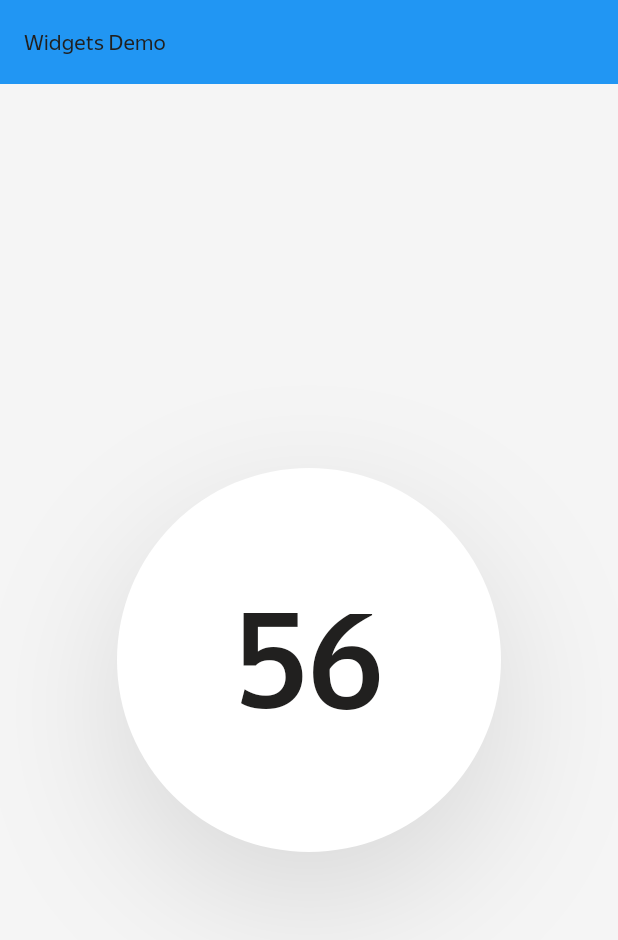
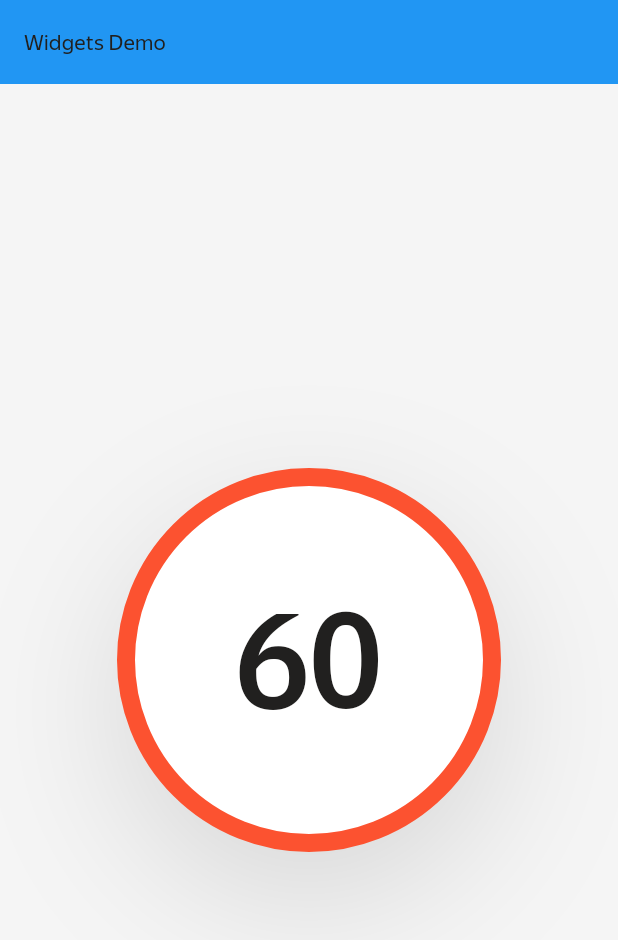
Before and after one commit to ChabanovX/alice-sdk, a Flutter app: the screen it shows after launch, on a phone screen of 412 x 824 dp. Shown: the top 940 px of the screen. Run offline on Flutter 3.47's test engine with Material 3 defaults, Android fonts, the phone set to English and light mode, and no system bars; our stand-ins replace flutter_svg, just_audio, rxdart; project files that could hold a hidden picture were left out.

Commit message:
added CurrentSpeedLimitWidget

```diff
--- a/mobile/lib/main.dart
+++ b/mobile/lib/main.dart
@@ -27,7 +27,10 @@ class MainApp extends StatelessWidget {
             children: [
               Transform.scale(
                 scale: 4.0,
-                child: const CurrentSpeedWidget(currentSpeed: 56),
+                child: const CurrentSpeedLimitWidget(
+                  currentSpeedLimit: 60,
+                  isShown: true, // Можно изменить на false для скрытия
+                ),
               ),
             ],
           ),
--- /dev/null
+++ b/mobile/lib/widgets/speed/current_speed_limit_widget.dart
@@ -0,0 +1,51 @@
+import 'package:flutter/material.dart';
+import 'package:voice_assistant/theme.dart';
+
+/// Виджет отображения текущего лимита скорости
+class CurrentSpeedLimitWidget extends StatelessWidget {
+  final int currentSpeedLimit;
+  final bool isShown;
+
+  const CurrentSpeedLimitWidget({
+    super.key,
+    required this.currentSpeedLimit,
+    this.isShown = true,
+  });
+
+  @override
+  Widget build(BuildContext context) {
+    // Если виджет не должен показываться, возвращаем пустой контейнер
+    if (!isShown) {
+      return const SizedBox.shrink();
+    }
+
+    final theme = Theme.of(context);
+    final colorScheme = theme.colorScheme;
+
+    return Container(
+      width: 64,
+      height: 64,
+      decoration: BoxDecoration(
+        color: colorScheme.surface,
+        shape: BoxShape.circle,
+        border: Border.all(color: AppColors().badge, width: 3),
+        boxShadow: [
+          BoxShadow(
+            color: theme.colorScheme.shadow,
+            offset: Offset(0, 8),
+            blurRadius: 20,
+          ),
+        ],
+      ),
+      child: Center(
+        child: Text(
+          currentSpeedLimit.toString(),
+          style: theme.textTheme.titleLarge?.copyWith(
+            color: colorScheme.onSurface,
+            fontWeight: FontWeight.w500,
+          ),
+        ),
+      ),
+    );
+  }
+}
--- a/mobile/lib/widgets/widgets.dart
+++ b/mobile/lib/widgets/widgets.dart
@@ -5,3 +5,4 @@ export 'passenger_stop/passenger_stop_widget3.dart';
 export 'control/control_offline_widget.dart';
 export 'control/control_online_widget.dart';
 export 'speed/current_speed_widget.dart';
+export 'speed/current_speed_limit_widget.dart';
```
